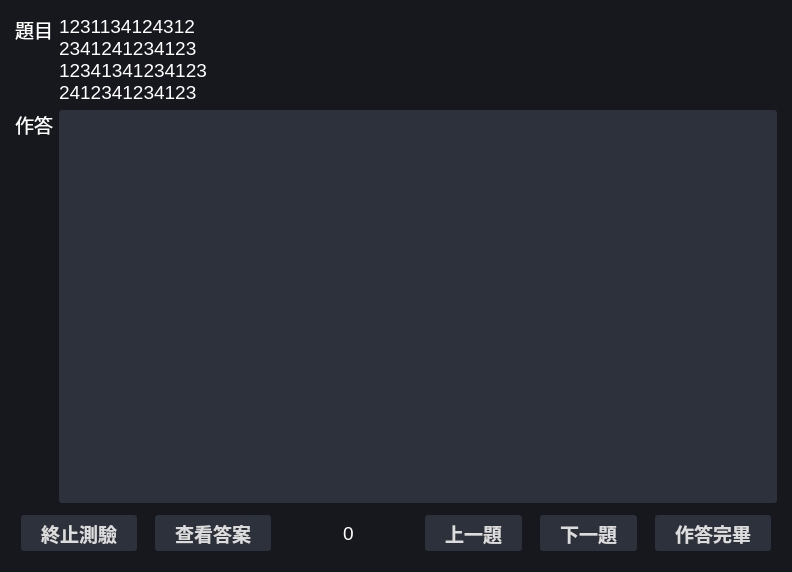
Qt form UI/QtUI.ui (zombie5454/intro-to-oop-py-final) before a commit.
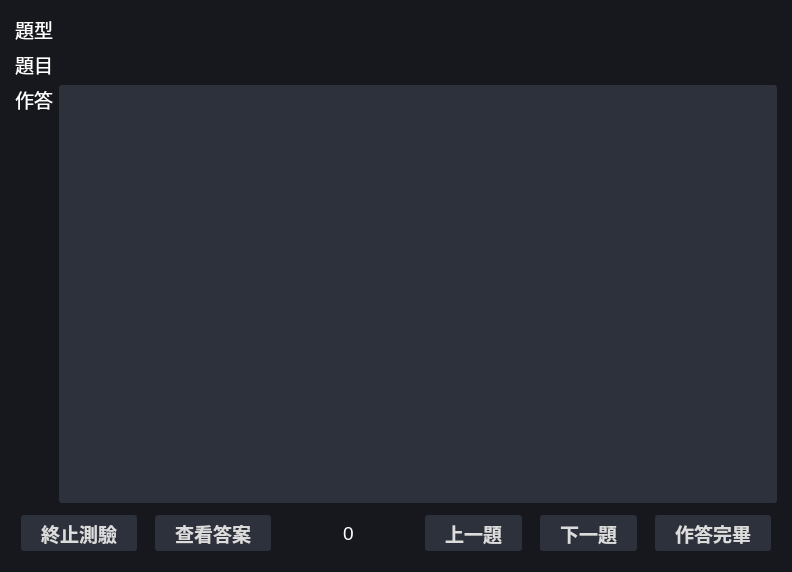
The same form after that commit. The open tabs and pages were chosen to show the change.

Commit message: Add Save Bank Button

The edit to the form file:
```diff
--- a/UI/QtUI.ui
+++ b/UI/QtUI.ui
@@ -534,30 +534,17 @@
         <layout class="QVBoxLayout" name="verticalLayout_6">
          <item>
           <layout class="QGridLayout" name="gridLayout_9">
-           <item row="2" column="1">
-            <widget class="QLabel" name="label_10">
-             <property name="text">
-              <string>作答</string>
-             </property>
-             <property name="alignment">
-              <set>Qt::AlignLeading|Qt::AlignLeft|Qt::AlignTop</set>
-             </property>
-            </widget>
+           <item row="3" column="2">
+            <widget class="QPlainTextEdit" name="testProblemAnswer"/>
            </item>
-           <item row="2" column="2">
-            <widget class="QPlainTextEdit" name="textProblemAnswer"/>
-           </item>
-           <item row="0" column="2">
+           <item row="1" column="2">
             <widget class="QLabel" name="testProblemText">
              <property name="text">
-              <string>1231134124312
-2341241234123
-12341341234123
-2412341234123</string>
+              <string/>
              </property>
             </widget>
            </item>
-           <item row="0" column="1">
+           <item row="1" column="1">
             <widget class="QLabel" name="label_9">
              <property name="text">
               <string>題目</string>
@@ -567,6 +554,30 @@
              </property>
             </widget>
            </item>
+           <item row="3" column="1">
+            <widget class="QLabel" name="label_10">
+             <property name="text">
+              <string>作答</string>
+             </property>
+             <property name="alignment">
+              <set>Qt::AlignLeading|Qt::AlignLeft|Qt::AlignTop</set>
+             </property>
+            </widget>
+           </item>
+           <item row="0" column="2">
+            <widget class="QLabel" name="testProblemType">
+             <property name="text">
+              <string/>
+             </property>
+            </widget>
+           </item>
+           <item row="0" column="1">
+            <widget class="QLabel" name="label_11">
+             <property name="text">
+              <string>題型</string>
+             </property>
+            </widget>
+           </item>
           </layout>
          </item>
          <item>
```
Left out of the diff: 4 changed lines with no effect on the pictures. The commit also changes 2 other files.
